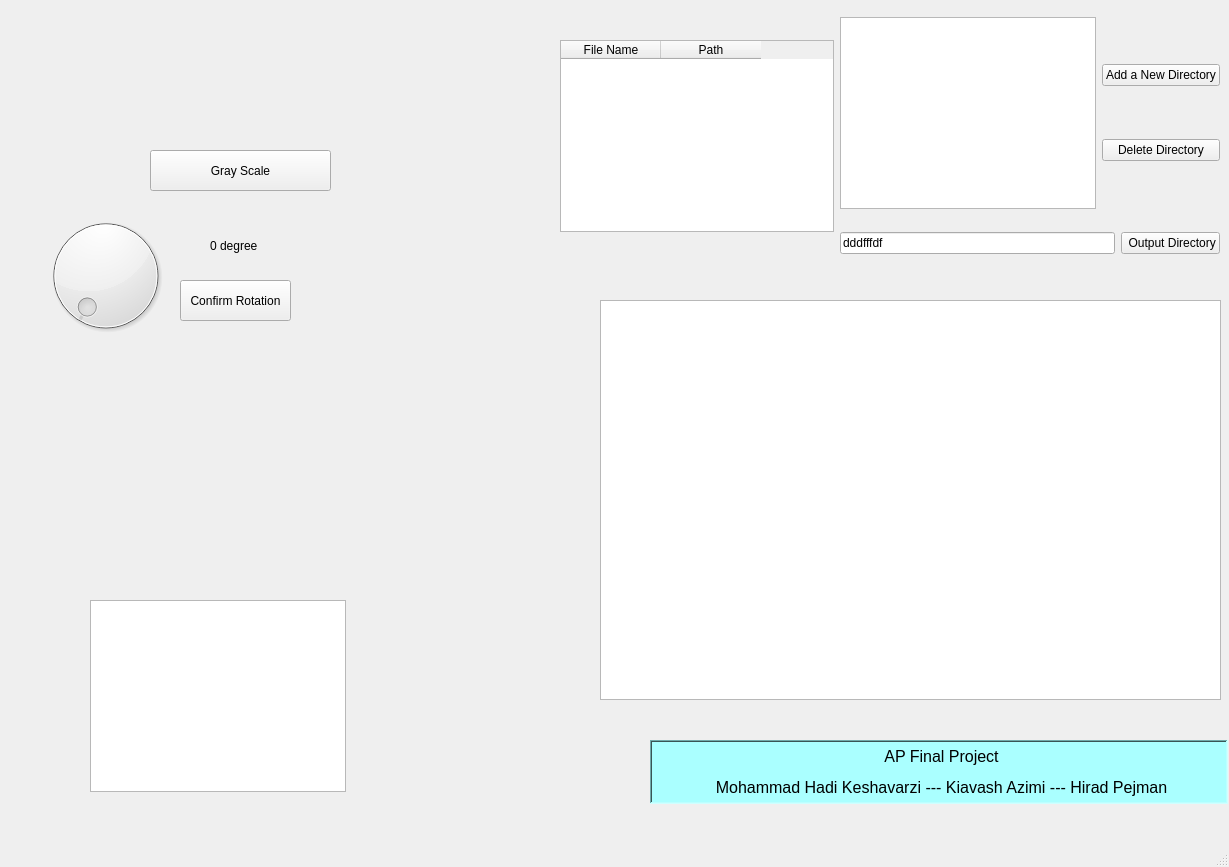
Before: the Qt Designer form mainForm.ui in mohake-keshavarzi/AP-Final-Project, drawn with Qt 5.
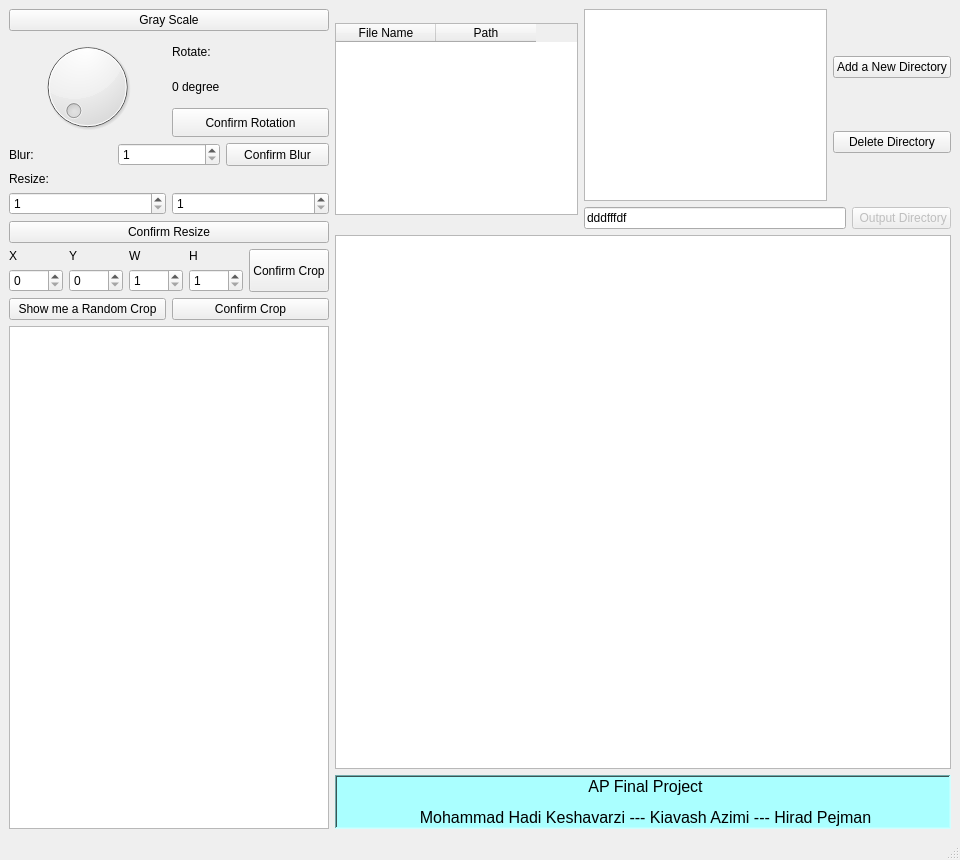
After: the same form once the commit is applied.

```diff
--- a/mainForm.ui
+++ b/mainForm.ui
@@ -6,143 +6,291 @@
    <rect>
     <x>0</x>
     <y>0</y>
-    <width>1229</width>
-    <height>867</height>
+    <width>960</width>
+    <height>860</height>
    </rect>
   </property>
   <property name="windowTitle">
    <string>MainWindow</string>
   </property>
   <widget class="QWidget" name="centralwidget">
-   <widget class="QLabel" name="Intro_label">
-    <property name="geometry">
-     <rect>
-      <x>650</x>
-      <y>740</y>
-      <width>578</width>
-      <height>64</height>
-     </rect>
-    </property>
-    <property name="sizePolicy">
-     <sizepolicy hsizetype="Minimum" vsizetype="Fixed">
-      <horstretch>0</horstretch>
-      <verstretch>0</verstretch>
-     </sizepolicy>
-    </property>
-    <property name="font">
-     <font>
-      <pointsize>14</pointsize>
-     </font>
-    </property>
-    <property name="styleSheet">
-     <string notr="true">background-color: rgb(170, 255, 255);</string>
-    </property>
-    <property name="frameShape">
-     <enum>QFrame::WinPanel</enum>
-    </property>
-    <property name="frameShadow">
-     <enum>QFrame::Sunken</enum>
-    </property>
-    <property name="text">
-     <string>&lt;html&gt;&lt;head/&gt;&lt;body&gt;&lt;p align=&quot;center&quot;&gt;&lt;span style=&quot; font-size:12pt;&quot;&gt;AP Final Project&lt;/span&gt;&lt;/p&gt;&lt;p align=&quot;center&quot;&gt;&lt;span style=&quot; font-size:12pt;&quot;&gt;Mohammad Hadi Keshavarzi --- Kiavash Azimi --- Hirad Pejman&lt;/span&gt;&lt;/p&gt;&lt;/body&gt;&lt;/html&gt;</string>
-    </property>
-    <property name="textFormat">
-     <enum>Qt::AutoText</enum>
-    </property>
-   </widget>
-   <widget class="QGraphicsView" name="graphView_gv">
-    <property name="geometry">
-     <rect>
-      <x>600</x>
-      <y>300</y>
-      <width>621</width>
-      <height>400</height>
-     </rect>
-    </property>
-    <property name="sizePolicy">
-     <sizepolicy hsizetype="Minimum" vsizetype="Minimum">
-      <horstretch>0</horstretch>
-      <verstretch>0</verstretch>
-     </sizepolicy>
-    </property>
-    <property name="minimumSize">
-     <size>
-      <width>300</width>
-      <height>400</height>
-     </size>
-    </property>
-   </widget>
+   <layout class="QHBoxLayout" name="horizontalLayout_10">
+    <item>
+     <layout class="QVBoxLayout" name="verticalLayout_9">
+      <item>
    <widget class="QPushButton" name="grayScale_pb">
-    <property name="geometry">
-     <rect>
-      <x>150</x>
-      <y>150</y>
-      <width>181</width>
-      <height>41</height>
-     </rect>
-    </property>
     <property name="text">
      <string>Gray Scale</string>
     </property>
    </widget>
-   <widget class="QListWidget" name="doneTasks_lw">
-    <property name="geometry">
-     <rect>
-      <x>90</x>
-      <y>600</y>
-      <width>256</width>
-      <height>192</height>
-     </rect>
-    </property>
-   </widget>
+      </item>
+      <item>
+       <layout class="QHBoxLayout" name="horizontalLayout_4">
+        <item>
    <widget class="QDial" name="rotate_dial">
-    <property name="geometry">
-     <rect>
-      <x>30</x>
-      <y>210</y>
-      <width>151</width>
-      <height>131</height>
-     </rect>
-    </property>
     <property name="maximum">
      <number>360</number>
     </property>
    </widget>
+        </item>
+        <item>
+         <layout class="QVBoxLayout" name="verticalLayout_3">
+          <item>
+           <widget class="QLabel" name="label">
+            <property name="text">
+             <string>Rotate:</string>
+            </property>
+           </widget>
+          </item>
+          <item>
    <widget class="QLabel" name="rotate_lb">
-    <property name="geometry">
-     <rect>
-      <x>210</x>
-      <y>230</y>
-      <width>71</width>
-      <height>31</height>
-     </rect>
+            <property name="sizePolicy">
+             <sizepolicy hsizetype="Minimum" vsizetype="Minimum">
+              <horstretch>0</horstretch>
+              <verstretch>0</verstretch>
+             </sizepolicy>
     </property>
     <property name="text">
      <string>0 degree</string>
     </property>
    </widget>
+          </item>
+          <item>
    <widget class="QPushButton" name="confRot_pb">
-    <property name="geometry">
-     <rect>
-      <x>180</x>
-      <y>280</y>
-      <width>111</width>
-      <height>41</height>
-     </rect>
+            <property name="sizePolicy">
+             <sizepolicy hsizetype="Preferred" vsizetype="Preferred">
+              <horstretch>0</horstretch>
+              <verstretch>0</verstretch>
+             </sizepolicy>
     </property>
     <property name="text">
      <string>Confirm Rotation</string>
     </property>
    </widget>
-   <widget class="QWidget" name="">
-    <property name="geometry">
-     <rect>
-      <x>560</x>
-      <y>0</y>
-      <width>660</width>
-      <height>272</height>
-     </rect>
-    </property>
+          </item>
+         </layout>
+        </item>
+       </layout>
+      </item>
+      <item>
+       <layout class="QHBoxLayout" name="horizontalLayout_5">
+        <item>
+         <widget class="QLabel" name="label_2">
+          <property name="text">
+           <string>Blur:</string>
+          </property>
+         </widget>
+        </item>
+        <item>
+         <widget class="QSpinBox" name="blur_sb">
+          <property name="minimum">
+           <number>1</number>
+          </property>
+          <property name="maximum">
+           <number>2000</number>
+          </property>
+         </widget>
+        </item>
+        <item>
+         <widget class="QPushButton" name="confBlur_pb">
+          <property name="sizePolicy">
+           <sizepolicy hsizetype="Preferred" vsizetype="Preferred">
+            <horstretch>0</horstretch>
+            <verstretch>0</verstretch>
+           </sizepolicy>
+          </property>
+          <property name="text">
+           <string>Confirm Blur</string>
+          </property>
+         </widget>
+        </item>
+       </layout>
+      </item>
+      <item>
+       <layout class="QVBoxLayout" name="verticalLayout_4">
+        <item>
+         <widget class="QLabel" name="label_3">
+          <property name="text">
+           <string>Resize:</string>
+          </property>
+         </widget>
+        </item>
+        <item>
+         <layout class="QHBoxLayout" name="horizontalLayout_6">
+          <item>
+           <widget class="QSpinBox" name="x_sb">
+            <property name="minimum">
+             <number>1</number>
+            </property>
+            <property name="maximum">
+             <number>2000</number>
+            </property>
+           </widget>
+          </item>
+          <item>
+           <widget class="QSpinBox" name="y_sb">
+            <property name="minimum">
+             <number>1</number>
+            </property>
+            <property name="maximum">
+             <number>2000</number>
+            </property>
+           </widget>
+          </item>
+         </layout>
+        </item>
+        <item>
+         <widget class="QPushButton" name="confRsz_pb">
+          <property name="sizePolicy">
+           <sizepolicy hsizetype="Preferred" vsizetype="Preferred">
+            <horstretch>0</horstretch>
+            <verstretch>0</verstretch>
+           </sizepolicy>
+          </property>
+          <property name="text">
+           <string>Confirm Resize</string>
+          </property>
+         </widget>
+        </item>
+       </layout>
+      </item>
+      <item>
+       <layout class="QHBoxLayout" name="horizontalLayout_8">
+        <item>
+         <layout class="QHBoxLayout" name="horizontalLayout_7">
+          <item>
+           <layout class="QVBoxLayout" name="verticalLayout_5">
+            <item>
+             <widget class="QLabel" name="label_4">
+              <property name="text">
+               <string>X</string>
+              </property>
+             </widget>
+            </item>
+            <item>
+             <widget class="QSpinBox" name="cx_sb">
+              <property name="maximum">
+               <number>2000</number>
+              </property>
+             </widget>
+            </item>
+           </layout>
+          </item>
+          <item>
+           <layout class="QVBoxLayout" name="verticalLayout_6">
+            <item>
+             <widget class="QLabel" name="label_5">
+              <property name="text">
+               <string>Y</string>
+              </property>
+             </widget>
+            </item>
+            <item>
+             <widget class="QSpinBox" name="cy_sb">
+              <property name="maximum">
+               <number>2000</number>
+              </property>
+             </widget>
+            </item>
+           </layout>
+          </item>
+          <item>
+           <layout class="QVBoxLayout" name="verticalLayout_7">
+            <item>
+             <widget class="QLabel" name="label_6">
+              <property name="text">
+               <string>W</string>
+              </property>
+             </widget>
+            </item>
+            <item>
+             <widget class="QSpinBox" name="cw_sb">
+              <property name="minimum">
+               <number>1</number>
+              </property>
+              <property name="maximum">
+               <number>2000</number>
+              </property>
+             </widget>
+            </item>
+           </layout>
+          </item>
+          <item>
+           <layout class="QVBoxLayout" name="verticalLayout_8">
+            <item>
+             <widget class="QLabel" name="label_7">
+              <property name="text">
+               <string>H</string>
+              </property>
+             </widget>
+            </item>
+            <item>
+             <widget class="QSpinBox" name="ch_sb">
+              <property name="minimum">
+               <number>1</number>
+              </property>
+              <property name="maximum">
+               <number>2000</number>
+              </property>
+             </widget>
+            </item>
+           </layout>
+          </item>
+         </layout>
+        </item>
+        <item>
+         <widget class="QPushButton" name="confCrp_pb">
+          <property name="sizePolicy">
+           <sizepolicy hsizetype="Preferred" vsizetype="Preferred">
+            <horstretch>0</horstretch>
+            <verstretch>0</verstretch>
+           </sizepolicy>
+          </property>
+          <property name="text">
+           <string>Confirm Crop</string>
+          </property>
+         </widget>
+        </item>
+       </layout>
+      </item>
+      <item>
+       <layout class="QHBoxLayout" name="horizontalLayout_9">
+        <item>
+         <widget class="QPushButton" name="showmeRndCrp_pb">
+          <property name="sizePolicy">
+           <sizepolicy hsizetype="Preferred" vsizetype="Preferred">
+            <horstretch>0</horstretch>
+            <verstretch>0</verstretch>
+           </sizepolicy>
+          </property>
+          <property name="text">
+           <string>Show me a Random Crop</string>
+          </property>
+         </widget>
+        </item>
+        <item>
+         <widget class="QPushButton" name="confRndCrp_pb">
+          <property name="sizePolicy">
+           <sizepolicy hsizetype="Preferred" vsizetype="Preferred">
+            <horstretch>0</horstretch>
+            <verstretch>0</verstretch>
+           </sizepolicy>
+          </property>
+          <property name="text">
+           <string>Confirm Crop</string>
+          </property>
+         </widget>
+        </item>
+       </layout>
+      </item>
+      <item>
+       <widget class="QTableWidget" name="tableWidget"/>
+      </item>
+     </layout>
+    </item>
+    <item>
+     <layout class="QVBoxLayout" name="verticalLayout_10">
+      <item>
     <layout class="QHBoxLayout" name="horizontalLayout_3">
      <item>
       <widget class="QTableWidget" name="imgNames_tw">
@@ -217,10 +365,16 @@
            <property name="text">
             <string>dddfffdf</string>
            </property>
+              <property name="readOnly">
+               <bool>true</bool>
+              </property>
           </widget>
          </item>
          <item>
           <widget class="QPushButton" name="outDir_pb">
+              <property name="enabled">
+               <bool>false</bool>
+              </property>
            <property name="text">
             <string> Output Directory</string>
            </property>
@@ -231,7 +385,56 @@
       </layout>
      </item>
     </layout>
-   </widget>
+      </item>
+      <item>
+       <widget class="QGraphicsView" name="graphView_gv">
+        <property name="sizePolicy">
+         <sizepolicy hsizetype="Minimum" vsizetype="Minimum">
+          <horstretch>0</horstretch>
+          <verstretch>0</verstretch>
+         </sizepolicy>
+        </property>
+        <property name="minimumSize">
+         <size>
+          <width>300</width>
+          <height>400</height>
+         </size>
+        </property>
+       </widget>
+      </item>
+      <item>
+       <widget class="QLabel" name="Intro_label">
+        <property name="sizePolicy">
+         <sizepolicy hsizetype="Minimum" vsizetype="Fixed">
+          <horstretch>0</horstretch>
+          <verstretch>0</verstretch>
+         </sizepolicy>
+        </property>
+        <property name="font">
+         <font>
+          <pointsize>14</pointsize>
+         </font>
+        </property>
+        <property name="styleSheet">
+         <string notr="true">background-color: rgb(170, 255, 255);</string>
+        </property>
+        <property name="frameShape">
+         <enum>QFrame::WinPanel</enum>
+        </property>
+        <property name="frameShadow">
+         <enum>QFrame::Sunken</enum>
+        </property>
+        <property name="text">
+         <string>&lt;html&gt;&lt;head/&gt;&lt;body&gt;&lt;p align=&quot;center&quot;&gt;&lt;span style=&quot; font-size:12pt;&quot;&gt;AP Final Project&lt;/span&gt;&lt;/p&gt;&lt;p align=&quot;center&quot;&gt;&lt;span style=&quot; font-size:12pt;&quot;&gt;Mohammad Hadi Keshavarzi --- Kiavash Azimi --- Hirad Pejman&lt;/span&gt;&lt;/p&gt;&lt;/body&gt;&lt;/html&gt;</string>
+        </property>
+        <property name="textFormat">
+         <enum>Qt::AutoText</enum>
+        </property>
+       </widget>
+      </item>
+     </layout>
+    </item>
+   </layout>
   </widget>
   <widget class="QMenuBar" name="menubar">
    <property name="geometry">
```
Left out of the diff: 2 changed lines with no effect on the pictures. Lines whose indentation alone changed are shown as unchanged.
